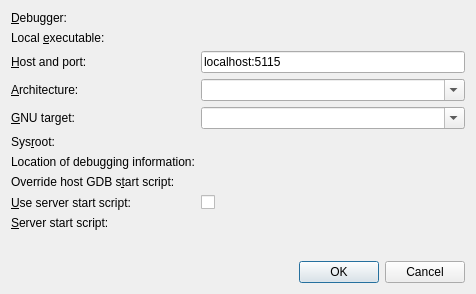
Old version of the form src/plugins/debugger/startremotedialog.ui in the repository qt-creator/qt-creator.
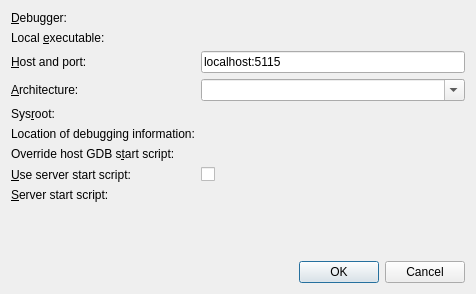
New version of the form. Custom widgets are drawn as their Qt base class.

What changed in the file:
```diff
--- a/src/plugins/debugger/startremotedialog.ui
+++ b/src/plugins/debugger/startremotedialog.ui
@@ -16,6 +16,9 @@
   <layout class="QVBoxLayout" name="verticalLayout">
    <item>
     <layout class="QFormLayout" name="formLayout">
+     <property name="fieldGrowthPolicy">
+      <enum>QFormLayout::AllNonFixedFieldsGrow</enum>
+     </property>
      <item row="0" column="0">
       <widget class="QLabel" name="debuggerLabel">
        <property name="text">
@@ -77,23 +80,6 @@
       </widget>
      </item>
      <item row="4" column="0">
-      <widget class="QLabel" name="gnuTargetLabel">
-       <property name="text">
-        <string>&amp;GNU target:</string>
-       </property>
-       <property name="buddy">
-        <cstring>gnuTargetComboBox</cstring>
-       </property>
-      </widget>
-     </item>
-     <item row="4" column="1">
-      <widget class="QComboBox" name="gnuTargetComboBox">
-       <property name="editable">
-        <bool>true</bool>
-       </property>
-      </widget>
-     </item>
-     <item row="5" column="0">
       <widget class="QLabel" name="sysrootLabel">
        <property name="text">
         <string>Sys&amp;root:</string>
@@ -103,10 +89,10 @@
        </property>
       </widget>
      </item>
-     <item row="5" column="1">
+     <item row="4" column="1">
       <widget class="Utils::PathChooser" name="sysrootPathChooser" native="true"/>
      </item>
-     <item row="6" column="0">
+     <item row="5" column="0">
       <widget class="QLabel" name="debuginfoLabel">
        <property name="text">
         <string>Location of debugging information:</string>
@@ -116,10 +102,10 @@
        </property>
       </widget>
      </item>
-     <item row="6" column="1">
+     <item row="5" column="1">
       <widget class="Utils::PathChooser" name="debuginfoPathChooser" native="true"/>
      </item>
-     <item row="7" column="0">
+     <item row="6" column="0">
       <widget class="QLabel" name="overrideStartScriptLabel">
        <property name="text">
         <string>Override host GDB s&amp;tart script:</string>
@@ -129,10 +115,10 @@
        </property>
       </widget>
      </item>
-     <item row="7" column="1">
+     <item row="6" column="1">
       <widget class="Utils::PathChooser" name="overrideStartScriptPathChooser" native="true"/>
      </item>
-     <item row="8" column="0">
+     <item row="7" column="0">
       <widget class="QLabel" name="useServerStartScriptLabel">
        <property name="text">
         <string>&amp;Use server start script:</string>
@@ -142,10 +128,10 @@
        </property>
       </widget>
      </item>
-     <item row="8" column="1">
+     <item row="7" column="1">
       <widget class="QCheckBox" name="useServerStartScriptCheckBox"/>
      </item>
-     <item row="9" column="0">
+     <item row="8" column="0">
       <widget class="QLabel" name="serverStartScriptLabel">
        <property name="text">
         <string>&amp;Server start script:</string>
@@ -155,7 +141,7 @@
        </property>
       </widget>
      </item>
-     <item row="9" column="1">
+     <item row="8" column="1">
       <widget class="Utils::PathChooser" name="serverStartScriptPathChooser" native="true"/>
      </item>
     </layout>
```
